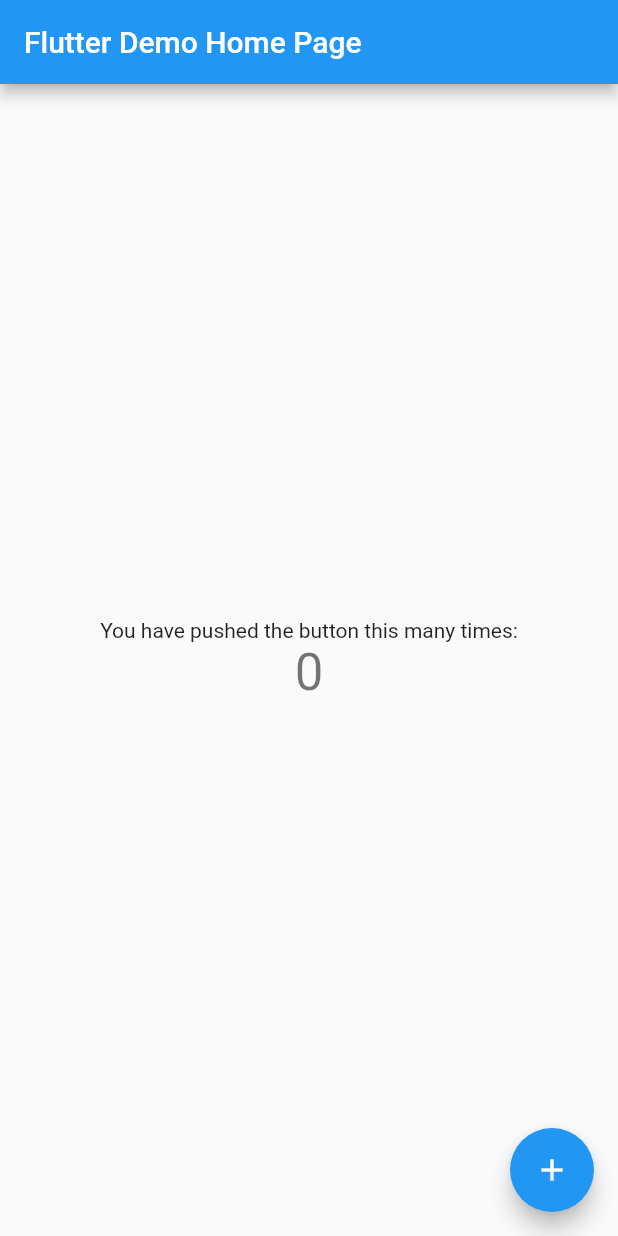
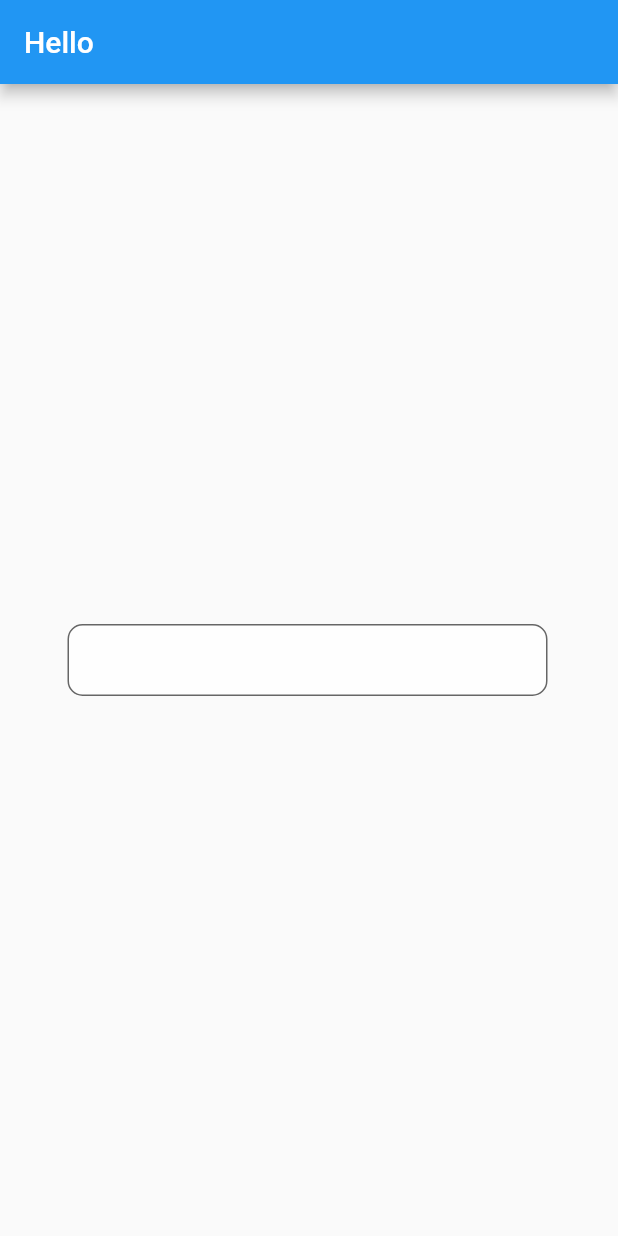
Before and after one commit to A-circle/circles, a Flutter app: the screen it shows after launch, on a phone screen of 412 x 824 dp. Run offline on Flutter 3.47's test engine with Material 2 defaults, Android fonts, the phone set to English and light mode, and no system bars.

```diff
--- a/lib/components/Ctextinput.dart
+++ b/lib/components/Ctextinput.dart
@@ -0,0 +1,36 @@
+import 'package:flutter/material.dart';
+
+class CTextInput extends StatelessWidget {
+  @override
+  Widget build(BuildContext context) {
+    return Scaffold(
+      appBar: AppBar(
+        title: Text("Hello"),
+      ),
+      body: Container(
+        padding: EdgeInsets.only(left: 45,right: 45),
+        child: Container(
+          width: 320,
+          child: Center(
+            child: TextField(
+        style: TextStyle(
+          fontSize: 20,
+          height: 0.1
+        ),
+        decoration: InputDecoration(
+          fillColor: Colors.white70,
+          filled: true,
+          border: OutlineInputBorder(
+            borderRadius: BorderRadius.all(Radius.circular(10))
+          )
+        ),
+        keyboardType: TextInputType.text,
+
+      ),
+          )
+
+        )
+      ),
+    );
+  }
+}
--- a/lib/main.dart
+++ b/lib/main.dart
@@ -1,4 +1,5 @@
 import 'package:flutter/material.dart';
+import 'components/Ctextinput.dart';
 
 void main() => runApp(MyApp());
 
@@ -9,103 +10,9 @@ class MyApp extends StatelessWidget {
     return MaterialApp(
       title: 'Flutter Demo',
       theme: ThemeData(
-        // This is the theme of your application.
-        //
-        // Try running your application with "flutter run". You'll see the
-        // application has a blue toolbar. Then, without quitting the app, try
-        // changing the primarySwatch below to Colors.green and then invoke
-        // "hot reload" (press "r" in the console where you ran "flutter run",
-        // or simply save your changes to "hot reload" in a Flutter IDE).
-        // Notice that the counter didn't reset back to zero; the application
-        // is not restarted.
         primarySwatch: Colors.blue,
       ),
-      home: MyHomePage(title: 'Flutter Demo Home Page'),
+      home: CTextInput(),
     );
   }
 }
-
-class MyHomePage extends StatefulWidget {
-  MyHomePage({Key key, this.title}) : super(key: key);
-
-  // This widget is the home page of your application. It is stateful, meaning
-  // that it has a State object (defined below) that contains fields that affect
-  // how it looks.
-
-  // This class is the configuration for the state. It holds the values (in this
-  // case the title) provided by the parent (in this case the App widget) and
-  // used by the build method of the State. Fields in a Widget subclass are
-  // always marked "final".
-
-  final String title;
-
-  @override
-  _MyHomePageState createState() => _MyHomePageState();
-}
-
-class _MyHomePageState extends State<MyHomePage> {
-  int _counter = 0;
-
-  void _incrementCounter() {
-    setState(() {
-      // This call to setState tells the Flutter framework that something has
-      // changed in this State, which causes it to rerun the build method below
-      // so that the display can reflect the updated values. If we changed
-      // _counter without calling setState(), then the build method would not be
-      // called again, and so nothing would appear to happen.
-      _counter++;
-    });
-  }
-
-  @override
-  Widget build(BuildContext context) {
-    // This method is rerun every time setState is called, for instance as done
-    // by the _incrementCounter method above.
-    //
-    // The Flutter framework has been optimized to make rerunning build methods
-    // fast, so that you can just rebuild anything that needs updating rather
-    // than having to individually change instances of widgets.
-    return Scaffold(
-      appBar: AppBar(
-        // Here we take the value from the MyHomePage object that was created by
-        // the App.build method, and use it to set our appbar title.
-        title: Text(widget.title),
-      ),
-      body: Center(
-        // Center is a layout widget. It takes a single child and positions it
-        // in the middle of the parent.
-        child: Column(
-          // Column is also a layout widget. It takes a list of children and
-          // arranges them vertically. By default, it sizes itself to fit its
-          // children horizontally, and tries to be as tall as its parent.
-          //
-          // Invoke "debug painting" (press "p" in the console, choose the
-          // "Toggle Debug Paint" action from the Flutter Inspector in Android
-          // Studio, or the "Toggle Debug Paint" command in Visual Studio Code)
-          // to see the wireframe for each widget.
-          //
-          // Column has various properties to control how it sizes itself and
-          // how it positions its children. Here we use mainAxisAlignment to
-          // center the children vertically; the main axis here is the vertical
-          // axis because Columns are vertical (the cross axis would be
-          // horizontal).
-          mainAxisAlignment: MainAxisAlignment.center,
-          children: <Widget>[
-            Text(
-              'You have pushed the button this many times:',
-            ),
-            Text(
-              '$_counter',
-              style: Theme.of(context).textTheme.display1,
-            ),
-          ],
-        ),
-      ),
-      floatingActionButton: FloatingActionButton(
-        onPressed: _incrementCounter,
-        tooltip: 'Increment',
-        child: Icon(Icons.add),
-      ), // This trailing comma makes auto-formatting nicer for build methods.
-    );
-  }
-}
```
Also changed, not shown: 1 other file.
